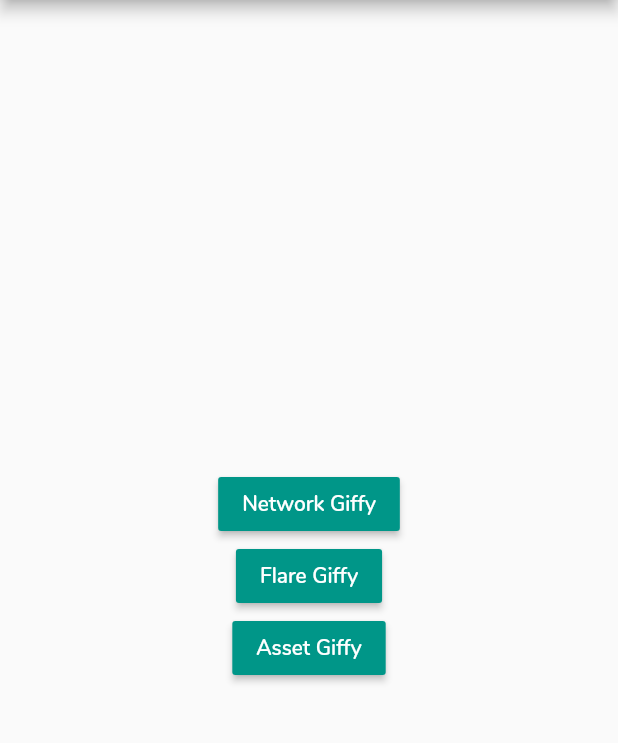
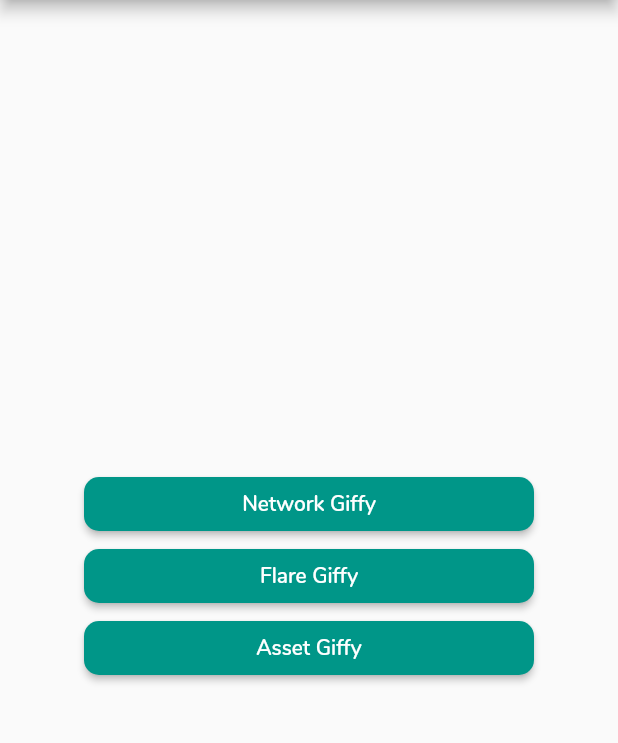
Before and after one commit to xsahil03x/giffy_dialog, a Flutter app: the screen it shows after launch, on a phone screen of 412 x 824 dp, the part 84-827 px from its top. Run offline on Flutter 3.47's test engine with Material 2 defaults, Android fonts, the phone set to English and light mode, and no system bars; our stand-ins replace flare_flutter.

Commit message:
made buttons a bit round and equal width

```diff
--- a/example/lib/main.dart
+++ b/example/lib/main.dart
@@ -35,8 +35,12 @@ class MyHomePage extends StatelessWidget {
         child: Column(
           mainAxisAlignment: MainAxisAlignment.center,
           children: <Widget>[
-            RaisedButton(
+            SizedBox(
+              width: 300.0,
+              child: RaisedButton(
                   key: keys[0],
+                  shape: RoundedRectangleBorder(
+                      borderRadius: BorderRadius.circular(10.0)),
                   color: Colors.teal,
                   child: Text(
                     "Network Giffy",
@@ -58,7 +62,8 @@ class MyHomePage extends StatelessWidget {
                                 'Granny Eating Chocolate',
                                 textAlign: TextAlign.center,
                                 style: TextStyle(
-                                  fontSize: 22.0, fontWeight: FontWeight.w600),
+                                    fontSize: 22.0,
+                                    fontWeight: FontWeight.w600),
                               ),
                               description: Text(
                                 'This is a granny eating chocolate dialog box. This library helps you easily create fancy giffy dialog.',
@@ -67,8 +72,13 @@ class MyHomePage extends StatelessWidget {
                               onOkButtonPressed: () {},
                             ));
                   }),
-            RaisedButton(
+            ),
+            SizedBox(
+              width: 300.0,
+              child: RaisedButton(
                   key: keys[2],
+                  shape: RoundedRectangleBorder(
+                      borderRadius: BorderRadius.circular(10.0)),
                   color: Colors.teal,
                   child: Text(
                     'Flare Giffy',
@@ -87,7 +97,8 @@ class MyHomePage extends StatelessWidget {
                                 'Space Reloading',
                                 textAlign: TextAlign.center,
                                 style: TextStyle(
-                                  fontSize: 22.0, fontWeight: FontWeight.w600),
+                                    fontSize: 22.0,
+                                    fontWeight: FontWeight.w600),
                               ),
                               entryAnimation: EntryAnimation.DEFAULT,
                               description: Text(
@@ -98,8 +109,13 @@ class MyHomePage extends StatelessWidget {
                               onOkButtonPressed: () {},
                             ));
                   }),
-            RaisedButton(
+            ),
+            SizedBox(
+              width: 300.0,
+              child: RaisedButton(
                   key: keys[4],
+                  shape: RoundedRectangleBorder(
+                      borderRadius: BorderRadius.circular(10.0)),
                   color: Colors.teal,
                   child: Text(
                     'Asset Giffy',
@@ -120,7 +136,8 @@ class MyHomePage extends StatelessWidget {
                                 'Men Wearing Jackets',
                                 textAlign: TextAlign.center,
                                 style: TextStyle(
-                                  fontSize: 22.0, fontWeight: FontWeight.w600),
+                                    fontSize: 22.0,
+                                    fontWeight: FontWeight.w600),
                               ),
                               entryAnimation: EntryAnimation.BOTTOM_RIGHT,
                               description: Text(
@@ -131,6 +148,7 @@ class MyHomePage extends StatelessWidget {
                               onOkButtonPressed: () {},
                             ));
                   }),
+            ),
           ],
         ),
       ),
```
Lines whose indentation alone changed are shown as unchanged.
